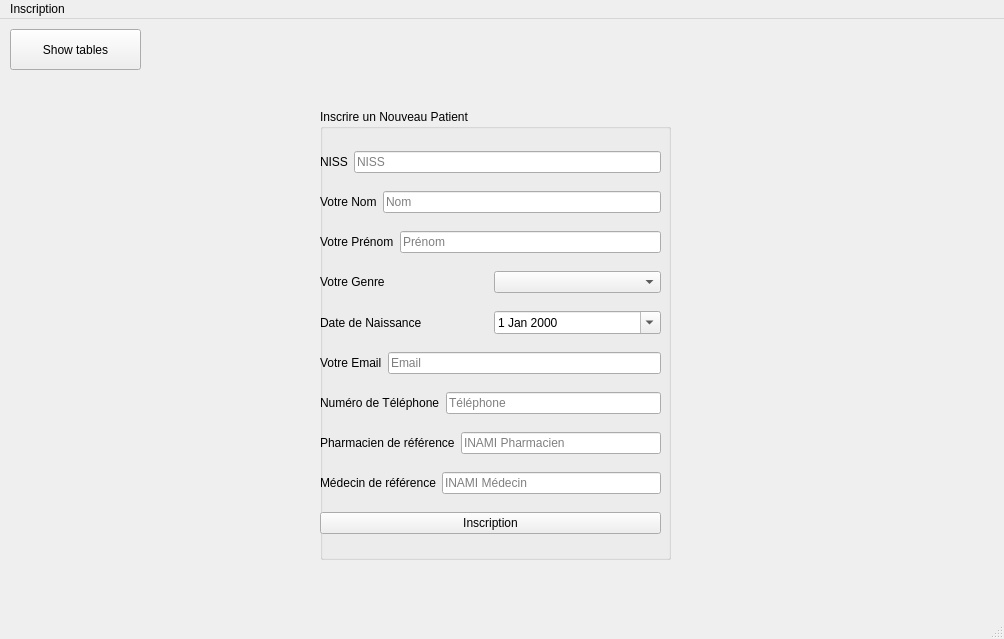
Old version of the form code/gui/gui/mainwindow.ui in the repository JustRayCB/bdd_projet1.
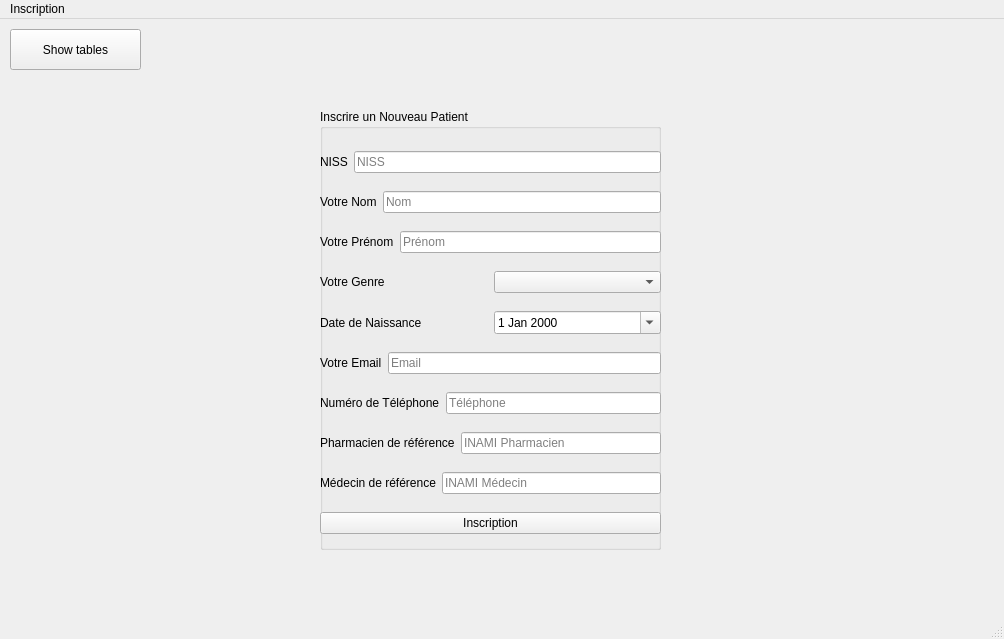
New version of the form. The open tabs and pages were chosen to show the change. Icons and pictures are not drawn.

Patch:
```diff
--- a/code/gui/gui/mainwindow.ui
+++ b/code/gui/gui/mainwindow.ui
@@ -185,8 +185,8 @@
        <rect>
         <x>310</x>
         <y>30</y>
-        <width>351</width>
-        <height>451</height>
+        <width>341</width>
+        <height>441</height>
        </rect>
       </property>
       <property name="title">
@@ -310,6 +310,23 @@
               <day>1</day>
              </datetime>
             </property>
+            <property name="maximumDateTime">
+             <datetime>
+              <hour>1</hour>
+              <minute>59</minute>
+              <second>59</second>
+              <year>2023</year>
+              <month>5</month>
+              <day>30</day>
+             </datetime>
+            </property>
+            <property name="maximumDate">
+             <date>
+              <year>2023</year>
+              <month>5</month>
+              <day>30</day>
+             </date>
+            </property>
             <property name="currentSection">
              <enum>QDateTimeEdit::DaySection</enum>
             </property>
```
Left out of the diff: 10 changed lines with no effect on the pictures.
